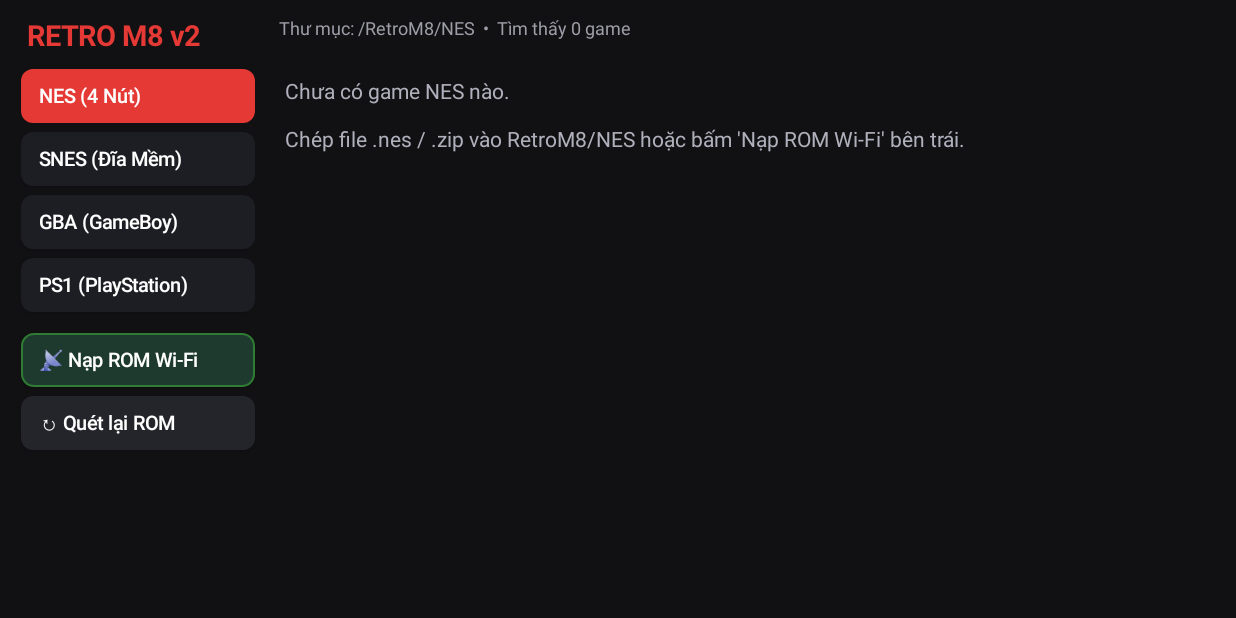
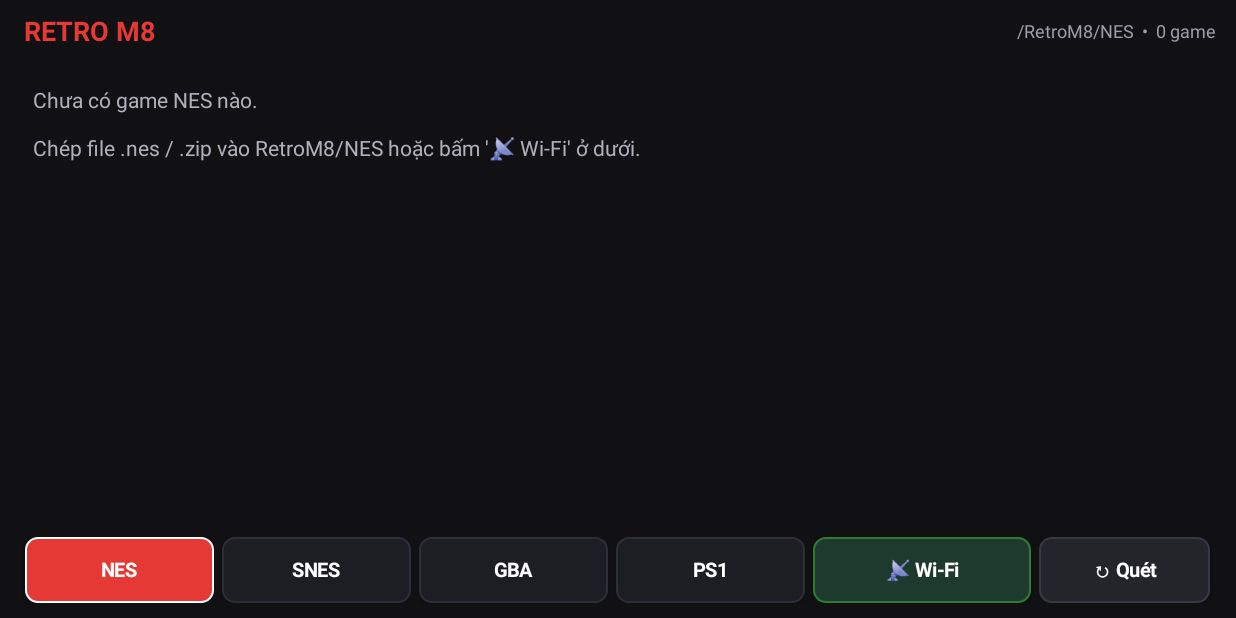
Before and after one commit to doanhgm/RetroM8, an Android app: the screen it shows after launch (MainActivity), on a phone screen of 824 x 412 dp (held sideways). Run offline under Robolectric (Android 15) with nearby library versions, the phone set to English and light mode, and no system bars.

Commit message:
Update MainActivity.kt

```diff
--- a/app/src/main/java/com/retrom8/app/MainActivity.kt
+++ b/app/src/main/java/com/retrom8/app/MainActivity.kt
@@ -45,6 +45,11 @@ class MainActivity : AppCompatActivity() {
         checkPermissionsAndLoad()
     }
 
+    override fun onResume() {
+        super.onResume()
+        hideSystemUI()
+    }
+
     private fun hideSystemUI() {
         @Suppress("DEPRECATION")
         window.decorView.systemUiVisibility = (
@@ -56,115 +61,126 @@ class MainActivity : AppCompatActivity() {
 
     private fun buildLayout() {
         val root = LinearLayout(this).apply {
-            orientation = LinearLayout.HORIZONTAL
+            orientation = LinearLayout.VERTICAL
             setBackgroundColor(Color.parseColor("#111114"))
-            setPadding(dp(14), dp(10), dp(14), dp(10))
+            setPadding(dp(14), dp(8), dp(14), dp(10))
         }
 
-        // Cột trái có cuộn dự phòng cho màn ngang
-        val sidebarScroll = ScrollView(this).apply {
-            layoutParams = LinearLayout.LayoutParams(dp(168), LinearLayout.LayoutParams.MATCH_PARENT)
-            isVerticalScrollBarEnabled = false
-        }
-
-        val sidebar = LinearLayout(this).apply {
-            orientation = LinearLayout.VERTICAL
-            setPadding(0, 0, dp(12), 0)
+        // Thanh tiêu đề gọn ở trên cùng (chỉ hiển thị thông tin, không có nút bấm)
+        val headerRow = LinearLayout(this).apply {
+            orientation = LinearLayout.HORIZONTAL
+            gravity = Gravity.CENTER_VERTICAL
+            layoutParams = LinearLayout.LayoutParams(
+                LinearLayout.LayoutParams.MATCH_PARENT,
+                LinearLayout.LayoutParams.WRAP_CONTENT
+            ).apply { bottomMargin = dp(6) }
         }
 
         val title = TextView(this).apply {
-            text = "RETRO M8 v2"
+            text = "RETRO M8"
             setTextColor(Color.parseColor("#FFE53935"))
-            textSize = 19f
+            textSize = 18f
             typeface = Typeface.DEFAULT_BOLD
-            setPadding(dp(4), 0, 0, dp(10))
-        }
-        sidebar.addView(title)
-
-        val tabs = listOf(
-            "NES" to "NES (4 Nút)",
-            "SNES" to "SNES (Đĩa Mềm)",
-            "GBA" to "GBA (GameBoy)",
-            "PS1" to "PS1 (PlayStation)"
-        )
-        tabs.forEach { (sys, label) ->
-            val btn = createSidebarButton(label) { switchSystem(sys) }
-            tabButtons[sys] = btn
-            sidebar.addView(btn)
+            setPadding(dp(2), 0, dp(12), 0)
         }
 
-        btnWifi = createSidebarButton("📡 Nạp ROM Wi-Fi") { toggleWifiServer() }.apply {
-            background = roundBg("#FF1E3A2F", "#FF2E7D32")
-            (layoutParams as LinearLayout.LayoutParams).topMargin = dp(8)
-        }
-        val btnReload = createSidebarButton("↻ Quét lại ROM") { loadGames() }.apply {
-            background = roundBg("#FF24242B")
+        statusText = TextView(this).apply {
+            setTextColor(Color.parseColor("#9E9EA8"))
+            textSize = 12f
+            maxLines = 1
+            gravity = Gravity.END or Gravity.CENTER_VERTICAL
+            layoutParams = LinearLayout.LayoutParams(0, LinearLayout.LayoutParams.WRAP_CONTENT, 1f)
         }
 
-        sidebar.addView(btnWifi)
-        sidebar.addView(btnReload)
-        sidebarScroll.addView(sidebar)
-
-        // Cột phải: Banner Wi-Fi + Danh sách game
-        val rightCol = LinearLayout(this).apply {
-            orientation = LinearLayout.VERTICAL
-            layoutParams = LinearLayout.LayoutParams(0, LinearLayout.LayoutParams.MATCH_PARENT, 1f)
-        }
+        headerRow.addView(title)
+        headerRow.addView(statusText)
+        root.addView(headerRow)
 
         wifiBanner = TextView(this).apply {
             visibility = View.GONE
             setTextColor(Color.WHITE)
             textSize = 13f
             typeface = Typeface.DEFAULT_BOLD
-            setPadding(dp(12), dp(8), dp(12), dp(8))
+            setPadding(dp(12), dp(7), dp(12), dp(7))
             background = roundBg("#FF1B4D3E", "#FF43A047")
             layoutParams = LinearLayout.LayoutParams(
                 LinearLayout.LayoutParams.MATCH_PARENT,
                 LinearLayout.LayoutParams.WRAP_CONTENT
-            ).apply { bottomMargin = dp(8) }
+            ).apply { bottomMargin = dp(6) }
         }
+        root.addView(wifiBanner)
 
-        statusText = TextView(this).apply {
-            setTextColor(Color.parseColor("#9E9EA8"))
-            textSize = 12f
-            setPadding(dp(4), 0, dp(4), dp(8))
-        }
-
+        // Danh sách game chiếm toàn bộ phần giữa
         val scrollView = ScrollView(this).apply {
             layoutParams = LinearLayout.LayoutParams(
                 LinearLayout.LayoutParams.MATCH_PARENT,
-                LinearLayout.LayoutParams.MATCH_PARENT
+                0,
+                1f
             )
         }
 
         listContainer = LinearLayout(this).apply {
             orientation = LinearLayout.VERTICAL
+            setPadding(0, dp(2), 0, dp(4))
         }
         scrollView.addView(listContainer)
+        root.addView(scrollView)
 
-        rightCol.addView(wifiBanner)
-        rightCol.addView(statusText)
-        rightCol.addView(scrollView)
+        // Thanh chọn hệ game + Wi-Fi + Quét lại nằm gọn ở dưới cùng
+        val bottomBar = LinearLayout(this).apply {
+            orientation = LinearLayout.HORIZONTAL
+            gravity = Gravity.CENTER_VERTICAL
+            layoutParams = LinearLayout.LayoutParams(
+                LinearLayout.LayoutParams.MATCH_PARENT,
+                dp(44)
+            ).apply { topMargin = dp(8) }
+        }
 
-        root.addView(sidebarScroll)
-        root.addView(rightCol)
+        val tabs = listOf(
+            "NES" to "NES",
+            "SNES" to "SNES",
+            "GBA" to "GBA",
+            "PS1" to "PS1"
+        )
+        tabs.forEach { (sys, label) ->
+            val btn = createBottomButton(label, 1f) { switchSystem(sys) }
+            tabButtons[sys] = btn
+            bottomBar.addView(btn)
+        }
+
+        btnWifi = createBottomButton("📡 Wi-Fi", 1.15f) { toggleWifiServer() }.apply {
+            background = roundBg("#FF1E3A2F", "#FF2E7D32")
+        }
+        val btnReload = createBottomButton("↻ Quét", 0.9f) { loadGames() }.apply {
+            background = roundBg("#FF24242B", "#FF383844")
+        }
+
+        bottomBar.addView(btnWifi)
+        bottomBar.addView(btnReload)
+        root.addView(bottomBar)
+
         setContentView(root)
     }
 
-    private fun createSidebarButton(label: String, onClick: () -> Unit): Button {
+    private fun createBottomButton(label: String, weight: Float, onClick: () -> Unit): Button {
         return Button(this).apply {
             text = label
             isAllCaps = false
+            maxLines = 1
             setTextColor(Color.WHITE)
             textSize = 13f
-            gravity = Gravity.START or Gravity.CENTER_VERTICAL
-            setPadding(dp(12), 0, dp(10), 0)
+            typeface = Typeface.DEFAULT_BOLD
+            gravity = Gravity.CENTER
+            setPadding(dp(6), 0, dp(6), 0)
+            minWidth = 0
+            minimumWidth = 0
             minHeight = 0
             minimumHeight = 0
             layoutParams = LinearLayout.LayoutParams(
+                0,
                 LinearLayout.LayoutParams.MATCH_PARENT,
-                dp(36)
-            ).apply { bottomMargin = dp(6) }
+                weight
+            ).apply { setMargins(dp(3), 0, dp(3), 0) }
             setOnClickListener { onClick() }
         }
     }
@@ -180,7 +196,8 @@ class MainActivity : AppCompatActivity() {
     private fun updateTabStyles() {
         tabButtons.forEach { (sys, btn) ->
             val color = if (sys == currentSystem) systemColors[sys] ?: "#FFE53935" else "#FF1D1D24"
-            btn.background = roundBg(color)
+            val stroke = if (sys == currentSystem) "#FFFFFFFF" else "#FF2E2E38"
+            btn.background = roundBg(color, stroke)
         }
     }
 
@@ -196,7 +213,7 @@ class MainActivity : AppCompatActivity() {
             current.stop()
             wifiServer = null
             wifiBanner.visibility = View.GONE
-            btnWifi.text = "📡 Nạp ROM Wi-Fi"
+            btnWifi.text = "📡 Wi-Fi"
             btnWifi.background = roundBg("#FF1E3A2F", "#FF2E7D32")
             return
         }
@@ -275,14 +292,14 @@ class MainActivity : AppCompatActivity() {
             }
         }.sortedBy { it.name.lowercase() }
 
-        statusText.text = "Thư mục: /RetroM8/$currentSystem  •  Tìm thấy ${roms.size} game"
+        statusText.text = "/RetroM8/$currentSystem  •  ${roms.size} game"
 
         if (roms.isEmpty()) {
             val hintText = when (currentSystem) {
-                "NES" -> "Chép file .nes / .zip vào RetroM8/NES hoặc bấm 'Nạp ROM Wi-Fi' bên trái."
-                "SNES" -> "Chép file .sfc / .smc / .zip vào RetroM8/SNES hoặc bấm 'Nạp ROM Wi-Fi'."
-                "GBA" -> "Chép file .gba / .zip vào RetroM8/GBA hoặc bấm 'Nạp ROM Wi-Fi'."
-                else -> "Chép file .chd / .pbp / .iso / .cue+.bin vào RetroM8/PS1 (hoặc gửi qua Wi-Fi).\nCó thể bỏ thêm scph1001.bin vào RetroM8/BIOS."
+                "NES" -> "Chép file .nes / .zip vào RetroM8/NES hoặc bấm '📡 Wi-Fi' ở dưới."
+                "SNES" -> "Chép file .sfc / .smc / .zip vào RetroM8/SNES hoặc bấm '📡 Wi-Fi' ở dưới."
+                "GBA" -> "Chép file .gba / .zip vào RetroM8/GBA hoặc bấm '📡 Wi-Fi' ở dưới."
+                else -> "Chép file .chd / .pbp / .iso / .cue+.bin vào RetroM8/PS1.\nChép thêm scph5500.bin / scph5501.bin vào RetroM8/BIOS để tránh đen màn hình."
             }
             val hint = TextView(this).apply {
                 text = "Chưa có game $currentSystem nào.\n\n$hintText"
@@ -301,7 +318,7 @@ class MainActivity : AppCompatActivity() {
                 setTextColor(Color.WHITE)
                 textSize = 14f
                 gravity = Gravity.START or Gravity.CENTER_VERTICAL
-                setPadding(dp(14), dp(10), dp(14), dp(10))
+                setPadding(dp(14), dp(11), dp(14), dp(11))
                 minHeight = 0
                 minimumHeight = 0
                 background = roundBg("#FF1C1C23", "#FF2E2E38")
@@ -329,3 +346,4 @@ class MainActivity : AppCompatActivity() {
 
     private fun dp(v: Int): Int = (v * resources.displayMetrics.density).toInt()
 }
+// END MainActivity
```
